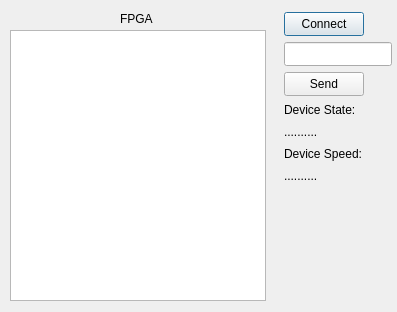
This is FPGADialog.ui in Minhh17/minitestQT as Qt 5 draws it before an edit. The edited form follows.
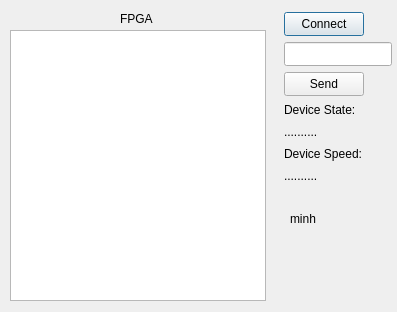
This is the edited form.

Commit message: add chart, add fpga server for tcpip, fix some bugs communication, clean code

```diff
--- a/FPGADialog.ui
+++ b/FPGADialog.ui
@@ -130,6 +130,19 @@
     <string>FPGA</string>
    </property>
   </widget>
+  <widget class="QLabel" name="label_2">
+   <property name="geometry">
+    <rect>
+     <x>290</x>
+     <y>210</y>
+     <width>67</width>
+     <height>17</height>
+    </rect>
+   </property>
+   <property name="text">
+    <string>minh</string>
+   </property>
+  </widget>
  </widget>
  <resources/>
  <connections/>
```
The commit also changes 45 other files.
